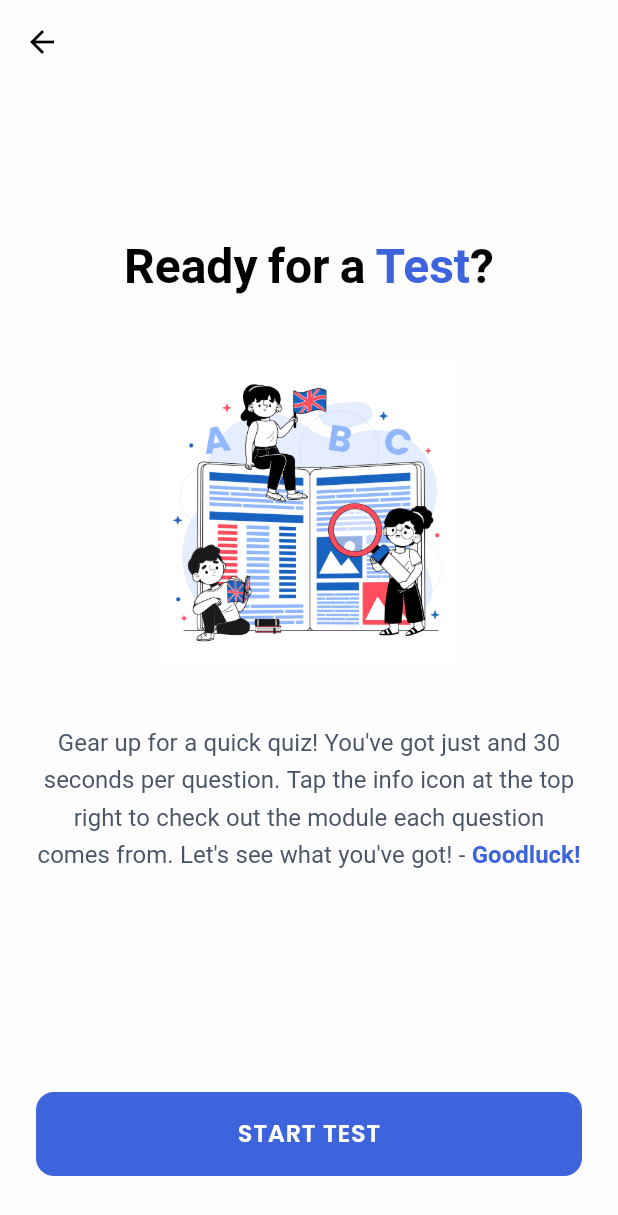
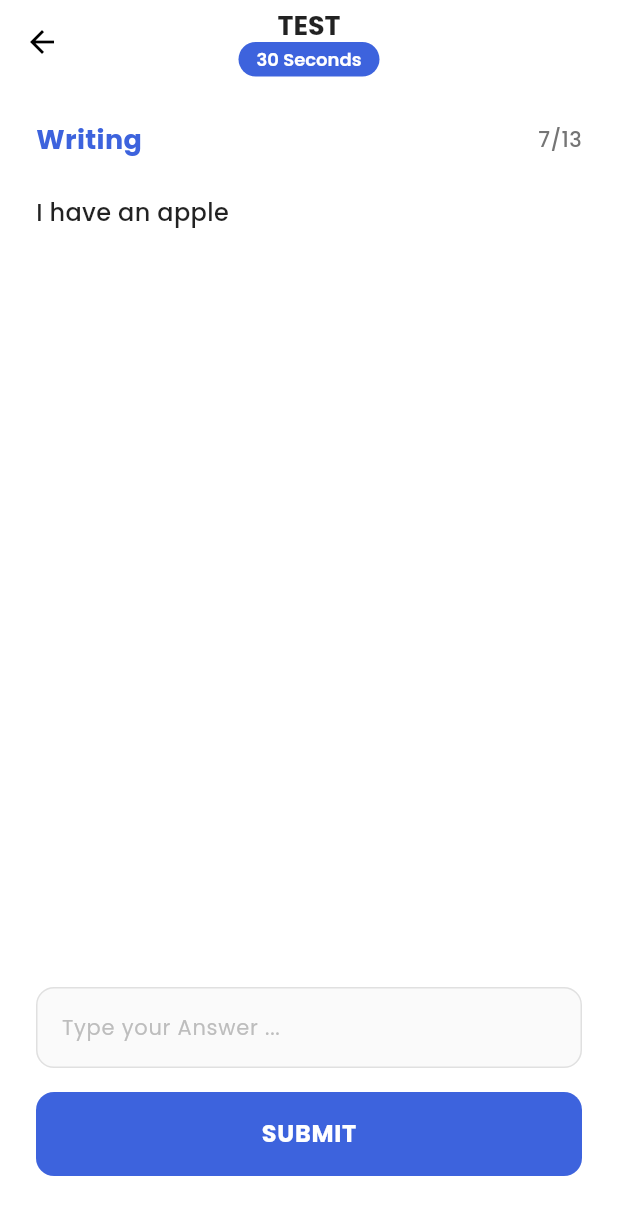
Before and after one commit to orangearinge/Alysa-Mobile, a Flutter app: the StartTest screen opened by its route, after a tap on "START TEST", on a phone screen of 412 x 824 dp. Shown: the top 1215 px of the screen. Run offline on Flutter 3.47's test engine with Material 3 defaults, Android fonts, the light colour scheme and no system bars; our stand-ins replace font_awesome_flutter, google_fonts.

Commit message:
Add test writing and speaking pages; implement navigation and results handling

```diff
--- a/lib/main.dart
+++ b/lib/main.dart
@@ -10,6 +10,9 @@ import 'package:flutter/material.dart';
 import 'package:alysa_speak/theme/app_color.dart';
 import 'package:alysa_speak/pages/start_test.dart';
 import 'package:google_fonts/google_fonts.dart';
+import 'package:alysa_speak/pages/test_writing.dart';
+import 'package:alysa_speak/pages/test_speaking.dart';
+import 'package:alysa_speak/pages/hasil_test_page.dart';
 
 void main() {
   runApp(const MyApp());
@@ -38,6 +41,9 @@ class MyApp extends StatelessWidget {
         '/writing': (context) => const LearningWriting(),
         '/level1_writing': (context) => const Level1(),
         '/start_test' : (context) => const StartTest(),
+        '/test_writing' : (context) => const TestWritingPage(),
+        'test_speaking' : (context) => const TestSpeakingPage(),
+        'hasil_test' : (context) => HasilTestPage(correctAnswers: 0),
       },
     );
   }
--- a/lib/pages/start_test.dart
+++ b/lib/pages/start_test.dart
@@ -106,7 +106,9 @@ class StartTest extends StatelessWidget {
                 width: double.infinity,
                 height: 56,
                 child: ElevatedButton(
-                  onPressed: () {},
+                  onPressed: () {
+                    Navigator.pushNamed(context, '/test_writing');
+                  },
                   style: ElevatedButton.styleFrom(
                     backgroundColor: AppColors.primary,
                     foregroundColor: Colors.white,
--- /dev/null
+++ b/lib/pages/test_writing.dart
@@ -0,0 +1,169 @@
+import 'package:flutter/material.dart';
+import 'package:alysa_speak/theme/app_color.dart';
+
+
+class TestWritingPage extends StatefulWidget {
+  const TestWritingPage({super.key});
+
+  @override
+  State<TestWritingPage> createState() => _TestWritingPageState();
+}
+
+class _TestWritingPageState extends State<TestWritingPage> {
+  final TextEditingController _answerController = TextEditingController();
+  int _currentQuestion = 7;
+  int _totalQuestions = 13;
+  int _timeRemaining = 30; // seconds
+
+  @override
+  void dispose() {
+    _answerController.dispose();
+    super.dispose();
+  }
+
+  @override
+  Widget build(BuildContext context) {
+    return Scaffold(
+      backgroundColor: Colors.white,
+      appBar: AppBar(
+        backgroundColor: Colors.white,
+        elevation: 0,
+        leading: IconButton(
+          icon: Icon(Icons.arrow_back, color: Colors.black),
+          onPressed: () => Navigator.pop(context),
+        ),
+        centerTitle: true,
+        title: Column(
+          children: [
+            Text(
+              "TEST",
+              style: TextStyle(
+                color: Colors.black87,
+                fontWeight: FontWeight.bold,
+                fontSize: 18,
+              ),
+            ),
+            Container(
+              padding: EdgeInsets.symmetric(horizontal: 12, vertical: 4),
+              decoration: BoxDecoration(
+                color: AppColors.primary,
+                borderRadius: BorderRadius.circular(12),
+              ),
+              child: Text(
+                "$_timeRemaining Seconds",
+                style: TextStyle(
+                  color: Colors.white,
+                  fontSize: 12,
+                  fontWeight: FontWeight.w600,
+                ),
+              ),
+            ),
+          ],
+        ),
+      ),
+      body: SafeArea(
+        child: Padding(
+          padding: const EdgeInsets.all(24.0),
+          child: Column(
+            crossAxisAlignment: CrossAxisAlignment.start,
+            children: [
+              // Question Header
+              Row(
+                mainAxisAlignment: MainAxisAlignment.spaceBetween,
+                children: [
+                  Text(
+                    "Writing",
+                    style: TextStyle(
+                      color: AppColors.primary,
+                      fontSize: 18,
+                      fontWeight: FontWeight.bold,
+                    ),
+                  ),
+                  Text(
+                    "$_currentQuestion/$_totalQuestions",
+                    style: TextStyle(
+                      color: Colors.grey.shade600,
+                      fontSize: 14,
+                      fontWeight: FontWeight.w500,
+                    ),
+                  ),
+                ],
+              ),
+              const SizedBox(height: 24),
+
+              // Question Text
+              Text(
+                "I have an apple",
+                style: TextStyle(
+                  fontSize: 16,
+                  color: Colors.black87,
+                  fontWeight: FontWeight.w500,
+                ),
+              ),
+
+              const Spacer(),
+
+              // Answer Input Field
+              Container(
+                decoration: BoxDecoration(
+                  color: Colors.grey.shade50,
+                  borderRadius: BorderRadius.circular(12),
+                  border: Border.all(color: Colors.grey.shade300),
+                ),
+                child: TextField(
+                  controller: _answerController,
+                  maxLines: 1,
+                  decoration: InputDecoration(
+                    hintText: "Type your Answer ...",
+                    hintStyle: TextStyle(
+                      color: Colors.grey.shade400,
+                      fontSize: 14,
+                    ),
+                    border: InputBorder.none,
+                    contentPadding: EdgeInsets.symmetric(
+                      horizontal: 16,
+                      vertical: 14,
+                    ),
+                  ),
+                ),
+              ),
+              const SizedBox(height: 16),
+
+              // Check Button
+              SizedBox(
+                width: double.infinity,
+                height: 56,
+                child: ElevatedButton(
+                  onPressed: () {
+                    // Handle check answer
+                    Navigator.pushNamed(context, 'test_speaking');
+                    if (_answerController.text.isNotEmpty) {
+                      // Navigate to next question or show result
+                    }
+                  },
+                  style: ElevatedButton.styleFrom(
+                    backgroundColor: AppColors.primary,
+                    elevation: 0,
+                    shape: RoundedRectangleBorder(
+                      borderRadius: BorderRadius.circular(12),
+                    ),
+                  ),
+                  child: Text(
+                    "SUBMIT",
+                    style: TextStyle(
+                      color: Colors.white,
+                      fontWeight: FontWeight.bold,
+                      fontSize: 16,
+                      letterSpacing: 0.5,
+                    ),
+                  ),
+                ),
+              ),
+              const SizedBox(height: 16),
+            ],
+          ),
+        ),
+      ),
+    );
+  }
+}
```
Also changed, not shown: lib/pages/hasil_test_page.dart (added, +223 -0 lines), lib/pages/test_speaking.dart (added, +164 -0 lines).
